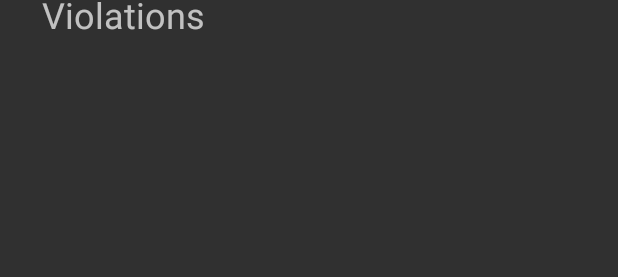
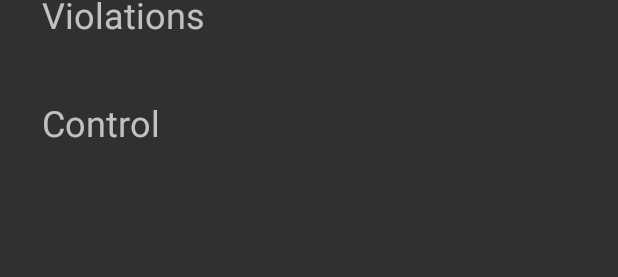
Before and after one commit to affytfacundo/thesis2, an Android app: the layout activity_driver_summary.xml on its own in the app's theme, with its tools: preview values and no code run, on a phone screen of 412 x 824 dp. Shown: the part 599-876 px from the top of the screen. Run offline under Robolectric (Android 15) with nearby library versions, the phone set to English and light mode, and no system bars.

Commit message:
jan24 control number combined date and last 6 digits of license number

```diff
--- a/app/src/main/res/layout/activity_driver_summary.xml
+++ b/app/src/main/res/layout/activity_driver_summary.xml
@@ -5,6 +5,18 @@
     android:layout_width="match_parent"
     android:layout_height="match_parent"
     tools:context=".DriverSummary">
+
+    <TextView
+        android:id="@+id/controlText"
+        android:layout_width="wrap_content"
+        android:layout_height="wrap_content"
+        android:layout_marginStart="28dp"
+        android:layout_marginLeft="28dp"
+        android:layout_marginTop="96dp"
+        android:text="Control"
+        android:textSize="24sp"
+        app:layout_constraintStart_toStartOf="parent"
+        app:layout_constraintTop_toBottomOf="@+id/datetimeSum" />
 
     <TextView
         android:id="@+id/violationSum"
```
Also changed, not shown: app/src/main/java/com/example/myapplication/DriverSummary.java (+41 -22 lines).
